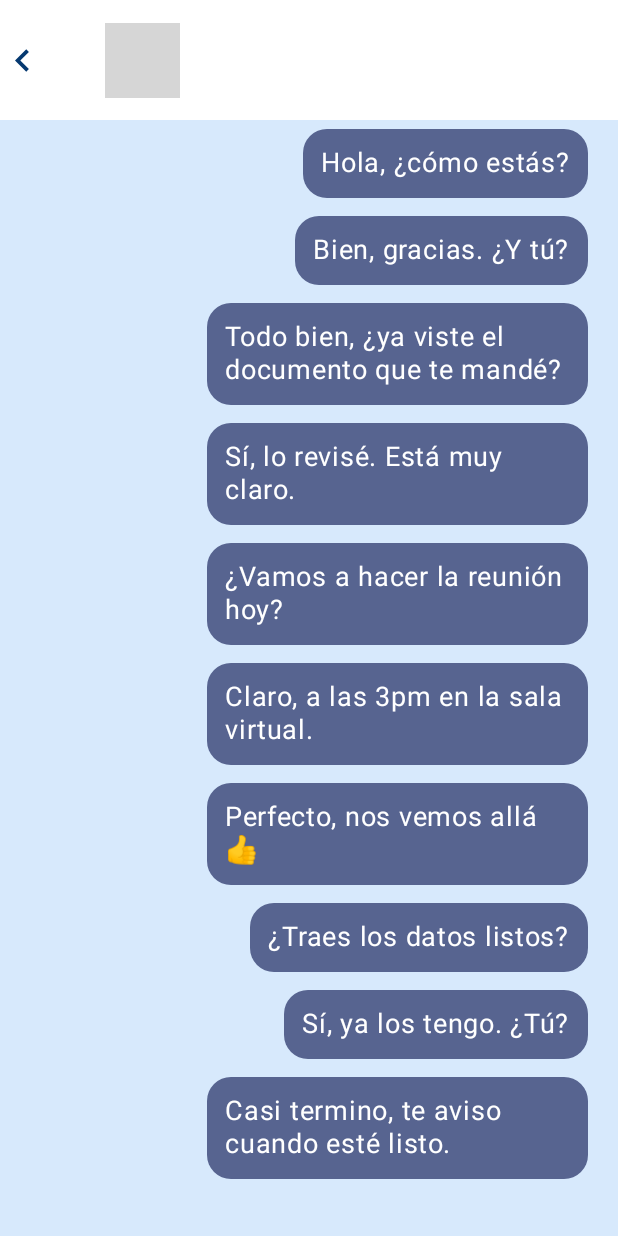
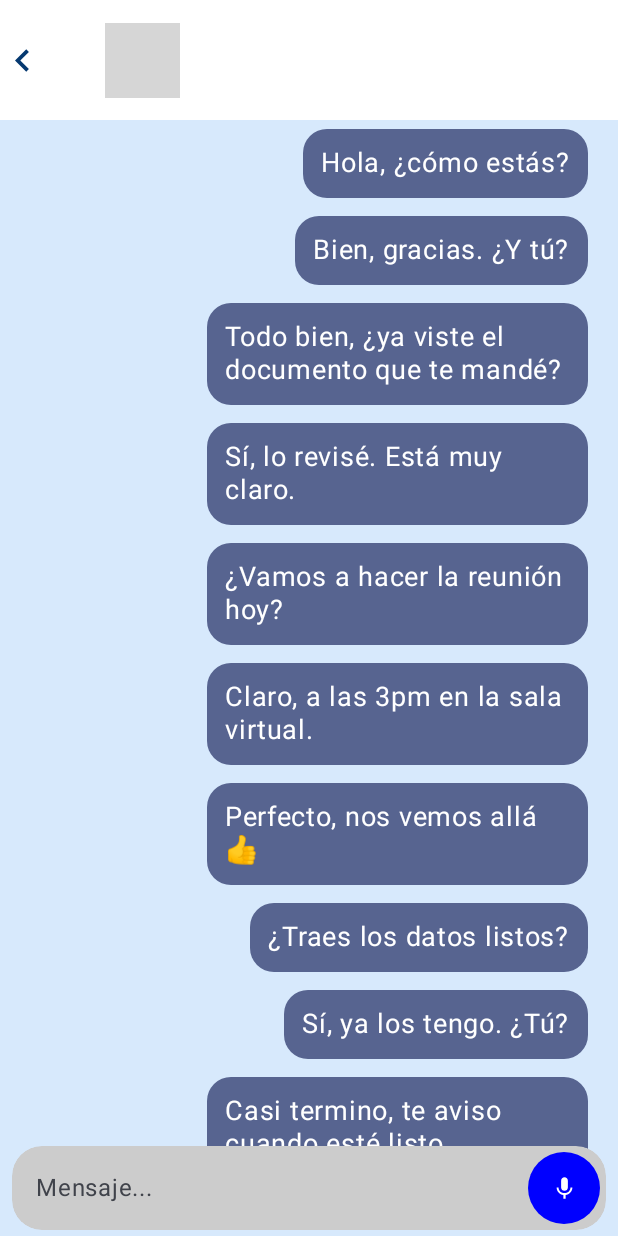
Before and after one commit to MingEvents/MingsEventsApp, an Android app built with Jetpack Compose: the composable ChatConv shown on its own in the app's theme, on a phone screen of 412 x 824 dp. Run offline under Robolectric (Android 15) with nearby library versions, the phone set to English and light mode, and no system bars; pictures from the network do not load; grey boxes are pictures that could not be loaded.

Commit message:
changing screens

```diff
--- a/app/build.gradle.kts
+++ b/app/build.gradle.kts
@@ -63,4 +63,5 @@ dependencies {
     implementation("io.coil-kt:coil-compose:2.5.0")
     implementation ("com.squareup.retrofit2:retrofit:2.9.0")
     implementation ("com.squareup.retrofit2:converter-gson:2.9.0")
+    implementation("androidx.compose.material:material-icons-extended:1.5.4")
 }
--- a/app/src/main/java/com/example/mingseventsapp/AppNavHost.kt
+++ b/app/src/main/java/com/example/mingseventsapp/AppNavHost.kt
@@ -40,8 +40,10 @@ fun AppNavHost(navController: NavHostController = rememberNavController()) {
                 )
             }
         }
-        composable(Routes.MENU) {
-            HomeMenuContent(navController = navController)
+        composable(Routes.MENU + "/{startIndex}") {
+                backStackEntry ->
+            val startIndex = backStackEntry.arguments?.getString("startIndex")?.toIntOrNull() ?: 0
+            HomeMenuContent(navController = navController, startIndex = startIndex)
         }
         composable(Routes.REGISTER) {
             RegisterScreen()
--- a/app/src/main/java/com/example/mingseventsapp/layouts/login/LoginActivity.kt
+++ b/app/src/main/java/com/example/mingseventsapp/layouts/login/LoginActivity.kt
@@ -71,7 +71,7 @@ fun LoginScreen(viewModel: LoginViewModel = viewModel(),
 
     LaunchedEffect(Unit) {
         viewModel.navigateToMenu.collect {
-            navController.navigate(Routes.MENU) {
+            navController.navigate(Routes.MENU + "/0") {
                 popUpTo(Routes.LOGIN) { inclusive = true }
             }
         }
--- a/app/src/main/java/com/example/mingseventsapp/layouts/menu/HomeMenu.kt
+++ b/app/src/main/java/com/example/mingseventsapp/layouts/menu/HomeMenu.kt
@@ -18,8 +18,9 @@ import com.example.mingseventsapp.layouts.pages.Profile.ProfilePage
 import com.example.mingseventsapp.model.NavItem
 
 @Composable
-fun HomeMenuContent(modifier: Modifier = Modifier, navController: NavHostController) {
+fun HomeMenuContent(modifier: Modifier = Modifier, navController: NavHostController, startIndex: Int = 0) {
     var selectedIndex by remember { mutableStateOf(0) }
+    selectedIndex = startIndex
 
     val navItemList = listOf(
         NavItem("Events", Icons.Default.Star),
--- a/app/src/main/java/com/example/mingseventsapp/layouts/pages/Chat/ChatConv.kt
+++ b/app/src/main/java/com/example/mingseventsapp/layouts/pages/Chat/ChatConv.kt
@@ -1,6 +1,7 @@
 package com.example.mingseventsapp.layouts.pages.Chat
 
 import androidx.compose.foundation.background
+import androidx.compose.foundation.border
 import androidx.compose.foundation.clickable
 import androidx.compose.foundation.gestures.detectTapGestures
 import androidx.compose.foundation.interaction.MutableInteractionSource
@@ -25,11 +26,20 @@ import androidx.compose.foundation.shape.RoundedCornerShape
 import androidx.compose.material.icons.Icons
 import androidx.compose.material.icons.filled.Check
 import androidx.compose.material.icons.filled.KeyboardArrowLeft
+import androidx.compose.material.icons.filled.Mic
+import androidx.compose.material.icons.filled.Send
 import androidx.compose.material3.Icon
+import androidx.compose.material3.IconButton
+import androidx.compose.material3.LocalTextStyle
 import androidx.compose.material3.Text
+import androidx.compose.material3.TextField
+import androidx.compose.material3.TextFieldDefaults
 import androidx.compose.runtime.Composable
+import androidx.compose.runtime.getValue
 import androidx.compose.runtime.mutableStateListOf
+import androidx.compose.runtime.mutableStateOf
 import androidx.compose.runtime.remember
+import androidx.compose.runtime.setValue
 import androidx.compose.ui.Alignment
 import androidx.compose.ui.Modifier
 import androidx.compose.ui.draw.clip
@@ -47,11 +57,13 @@ import com.example.mingseventsapp.Routes
 import com.example.mingseventsapp.UserLogged
 import com.example.mingseventsapp.model.chat.Chat
 import com.example.mingseventsapp.model.message.Message
-import com.example.mingseventsapp.model.user.User
 
 @Composable
 fun ChatConv(navController: NavHostController) {
-    val messageList = listOf(
+    var messageText by remember { mutableStateOf("") }
+
+    val messageList = remember {
+        mutableStateListOf  (
             Message(message_id = 1, sender_id = 3, content = "Hola, ¿cómo estás?", send_at = "2024-11-01T10:30:15", isRead = 1, chat_id = 1),
             Message(message_id = 2, sender_id = 5, content = "Bien, gracias. ¿Y tú?", send_at = "2024-11-01T10:31:00", isRead = 1, chat_id = 1),
             Message(message_id = 3, sender_id = 3, content = "Todo bien, ¿ya viste el documento que te mandé?", send_at = "2024-11-01T10:32:45", isRead = 1, chat_id = 1),
@@ -64,6 +76,8 @@ fun ChatConv(navController: NavHostController) {
             Message(message_id = 10, sender_id = 5, content = "Casi termino, te aviso cuando esté listo.", send_at = "2024-11-01T10:41:15", isRead = 0, chat_id = 1),
 
         )
+    }
+
     Box(
         modifier = Modifier
             .background(Color(0xFFd7e9fc))
@@ -82,9 +96,8 @@ fun ChatConv(navController: NavHostController) {
                    .size(30.dp)
                    .align(Alignment.CenterVertically)
                    .pointerInput(Unit) {
-                       detectTapGestures(
-                           onTap = {
-                               navController.navigate(Routes.CHAT)
+                       detectTapGestures(onTap = {
+                           navController.navigate(Routes.MENU + "/1")
                        })
                    },
                tint = Color(0xFF063970)
@@ -133,18 +146,83 @@ fun ChatConv(navController: NavHostController) {
             }
         }
 
-        Row (
+        Row(
             modifier = Modifier
-                .fillMaxWidth(),
+                .fillMaxWidth()
+                .align(Alignment.BottomCenter)
+                .padding(horizontal = 8.dp, vertical = 4.dp)
+                .clip(RoundedCornerShape(20.dp))
+                .clip(RoundedCornerShape(20.dp))
+                .background(Color.LightGray),
+            verticalAlignment = Alignment.CenterVertically
+           ) {
+            TextField(
+                value = messageText,
+                onValueChange = {
+                    messageText = it
+                },
+                placeholder = { Text("Mensaje...") },
+                modifier = Modifier
+                    .weight(1f),
+                maxLines = 2,
+                colors = TextFieldDefaults.colors(
+                    focusedIndicatorColor = Color.Transparent,
+                    unfocusedIndicatorColor = Color.Transparent,
+                    disabledIndicatorColor = Color.Transparent,
+                    errorIndicatorColor = Color.Transparent,
+                    focusedContainerColor = Color.Transparent,
+                    unfocusedContainerColor = Color.Transparent
+                                                 ),
+                textStyle = LocalTextStyle.current.copy(fontSize = 14.sp)
+                     )
 
-            ) {  }
+            if (messageText.isNotBlank()) {
+                IconButton(
+                    onClick = {
+                        var message: Message = Message(0, UserLogged.user.user_id, "", "", 0, 3)
+                        message.content = messageText
+                        messageList.add(message)
+                        messageText = ""
+                    },
+                    modifier = Modifier
+                        .padding(end = 10.dp)
+                        .size(36.dp)
+                        .background(Color(0xFF0000FF), shape = CircleShape)
+                          ) {
+                    Icon(
+                        imageVector = Icons.Filled.Send,
+                        contentDescription = "Enviar mensaje",
+                        tint = Color.White,
+                        modifier = Modifier.size(18.dp)
+                        )
+                }
+            } else {
+
+                IconButton(
+                    onClick = {  },
+                    modifier = Modifier
+                        .padding(end = 10.dp)
+                        .size(36.dp)
+                        .background(Color(0xFF0000FF), shape = CircleShape)
+                          ) {
+                    Icon(
+                        imageVector = Icons.Filled.Mic,
+                        contentDescription = "Enviar audio",
+                        tint = Color.White,
+                        modifier = Modifier.size(18.dp)
+                        )
+                }
+            }
+        }
     }
 }
 
 @Composable
 fun MessageItem(message: Message) {
     Row(
-        modifier = Modifier.fillMaxWidth().padding(vertical = 6.dp, horizontal = 10.dp),
+        modifier = Modifier
+            .fillMaxWidth()
+            .padding(vertical = 6.dp, horizontal = 10.dp),
         horizontalArrangement = if (message.sender_id == UserLogged.user.user_id) {
             Arrangement.Start
         } else {
@@ -152,7 +230,9 @@ fun MessageItem(message: Message) {
         }
        ) {
         Box(
-            modifier = Modifier.clip(RoundedCornerShape(16.dp)).background(
+            modifier = Modifier
+                .clip(RoundedCornerShape(16.dp))
+                .background(
                     if (message.sender_id == UserLogged.user.user_id) Color(0xFF7796CB)
                     else Color(0xFF576490)
                            )
@@ -169,26 +249,30 @@ fun MessageItem(message: Message) {
 
                 if (message.sender_id == UserLogged.user.user_id && message.isRead == 1) {
                     Row(
-                        modifier = Modifier.align(Alignment.End)
+                        modifier = Modifier
+                            .align(Alignment.End)
                             .padding(top = 4.dp),
                        ) {
                         Icon(
                             imageVector = Icons.Default.Check,
                             contentDescription = "Leído",
                             tint = Color.Blue,
-                            modifier = Modifier.size(18.dp)
+                            modifier = Modifier
+                                .size(18.dp)
                             )
                         Icon(
                             imageVector = Icons.Default.Check,
                             contentDescription = "Leído",
                             tint = Color.Blue,
-                            modifier = Modifier.size(18.dp)
+                            modifier = Modifier
+                                .size(18.dp)
                                 .offset(x = (-6).dp)
                             )
                     }
                 } else if (message.sender_id == UserLogged.user.user_id && message.isRead == 0){
                     Row(
-                        modifier = Modifier.align(Alignment.End)
+                        modifier = Modifier
+                            .align(Alignment.End)
                             .padding(top = 4.dp),
                        ) {
                         Icon(
@@ -201,7 +285,8 @@ fun MessageItem(message: Message) {
                             imageVector = Icons.Default.Check,
                             contentDescription = "Leído",
                             tint = Color.DarkGray,
-                            modifier = Modifier.size(18.dp)
+                            modifier = Modifier
+                                .size(18.dp)
                                 .offset(x = (-6).dp)
                             )
                     }
--- a/app/src/main/java/com/example/mingseventsapp/model/message/Message.kt
+++ b/app/src/main/java/com/example/mingseventsapp/model/message/Message.kt
@@ -3,7 +3,7 @@ package com.example.mingseventsapp.model.message
 data class Message(
     val message_id: Int,
     val sender_id: Int,
-    val content: String,
+    var content: String,
     val send_at: String,
     val isRead: Int,
     val chat_id: Int
```
Lines whose indentation alone changed are shown as unchanged.
